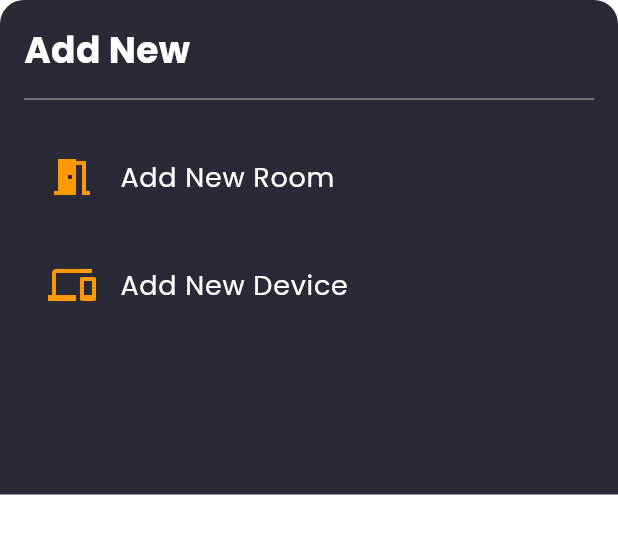
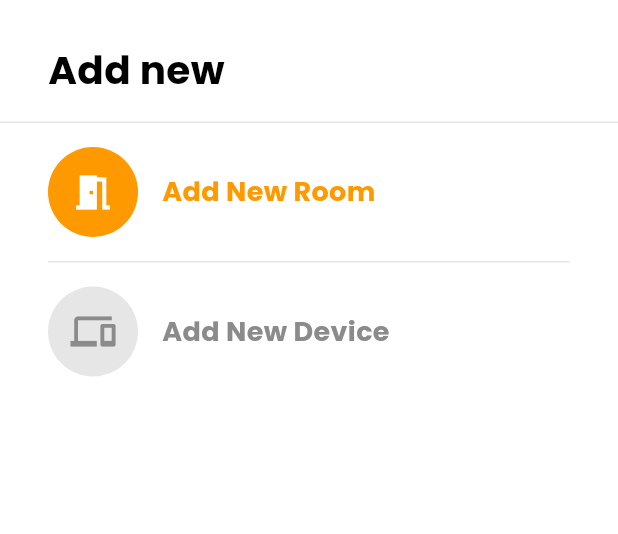
Before and after one commit to KempDewulf/envirosense-app, a Flutter app: the AddOptionsBottomSheet widget shown alone on an empty page, opened directly, on a phone screen of 412 x 824 dp. Shown: the top 534 px of the screen. Run offline on Flutter 3.47's test engine with Material 3 defaults, Android fonts, the phone set to English and light mode, and no system bars; our stand-ins replace firebase_auth, firebase_core, google_fonts, introduction_screen, shared_preferences; accounts and stored records are empty.

Commit message:
feat: update AddOptionsBottomSheet layout and styling, add light gray color

```diff
--- a/lib/colors/colors.dart
+++ b/lib/colors/colors.dart
@@ -9,4 +9,5 @@ class AppColors {
   static const Color blueColor = Color(0xFF307AFF);
   static const Color whiteColor = Color(0xFFFFFFFF);
   static const Color blackColor = Color(0xFF000000);
+  static const Color lightGrayColor = Color.fromARGB(255, 230, 230, 230);
 }
--- a/lib/widgets/add_options_bottom_sheet.dart
+++ b/lib/widgets/add_options_bottom_sheet.dart
@@ -7,69 +7,121 @@ class AddOptionsBottomSheet extends StatelessWidget {
   @override
   Widget build(BuildContext context) {
     return FractionallySizedBox(
-      heightFactor: 0.4,
+      heightFactor: 0.35,
       child: Container(
         decoration: const BoxDecoration(
-          color: AppColors.primaryColor,
-          borderRadius: BorderRadius.vertical(top: Radius.circular(16)),
+          color: Colors.white,
+          borderRadius: BorderRadius.vertical(top: Radius.circular(32)),
         ),
-        padding: const EdgeInsets.all(16.0),
         child: Column(
           crossAxisAlignment: CrossAxisAlignment.start,
           children: [
-            // Title
-            const Text(
-              'Add New',
+            // Title with padding
+            const Padding(
+              padding: EdgeInsets.only(top: 28.0, bottom: 16.0, left: 32),
+              child: Text(
+                'Add new',
                 style: TextStyle(
-                fontSize: 24,
+                  fontSize: 26,
                   fontWeight: FontWeight.bold,
-                color: AppColors.whiteColor,
+                  color: AppColors.blackColor,
                 ),
               ),
-            const SizedBox(height: 8),
-            // Separator Line
-            Divider(
-              color: AppColors.accentColor,
+            ),
+            // Divider without padding
+            const Divider(
+              color: AppColors.lightGrayColor,
               thickness: 1,
+              height: 1,
             ),
-            const SizedBox(height: 16),
             // Options
-            ListTile(
-              leading: Icon(
-                Icons.meeting_room,
-                color: AppColors.secondaryColor,
-                size: 32,
-              ),
-              title: const Text(
-                'Add New Room',
-                style: TextStyle(
-                  fontSize: 18,
-                  color: AppColors.whiteColor,
-                ),
-              ),
+            Expanded(
+              child: Column(
+                children: [
+                  // First Option
+                  InkWell(
                     onTap: () {
                       Navigator.pop(context);
                       Navigator.pushNamed(context, '/addRoom');
                     },
+                    child: Padding(
+                      padding: const EdgeInsets.symmetric(
+                          horizontal: 32.0, vertical: 16.0),
+                      child: Row(
+                        children: [
+                          Container(
+                            width: 60,
+                            height: 60,
+                            decoration: const BoxDecoration(
+                              color: AppColors.secondaryColor,
+                              shape: BoxShape.circle,
                             ),
-            const SizedBox(height: 16),
-            ListTile(
-              leading: Icon(
-                Icons.devices,
-                color: AppColors.secondaryColor,
-                size: 32,
+                            child: const Icon(
+                              Icons.meeting_room,
+                              color: Colors.white,
+                              size: 30,
                             ),
-              title: const Text(
-                'Add New Device',
+                          ),
+                          const SizedBox(width: 16),
+                          const Text(
+                            'Add New Room',
                             style: TextStyle(
                               fontSize: 18,
-                  color: AppColors.whiteColor,
+                              color: AppColors.secondaryColor,
+                              fontWeight: FontWeight.bold,
                             ),
                           ),
+                        ],
+                      ),
+                    ),
+                  ),
+                  // Divider with padding
+                  const Divider(
+                    color: AppColors.lightGrayColor,
+                    thickness: 1,
+                    indent: 32.0,
+                    endIndent: 32.0,
+                    height: 1,
+                  ),
+                  // Second Option
+                  InkWell(
                     onTap: () {
                       Navigator.pop(context);
                       Navigator.pushNamed(context, '/addDevice');
                     },
+                    child: Padding(
+                      padding: const EdgeInsets.symmetric(
+                          horizontal: 32.0, vertical: 16.0),
+                      child: Row(
+                        children: [
+                          Container(
+                            width: 60,
+                            height: 60,
+                            decoration: const BoxDecoration(
+                              color: AppColors.lightGrayColor,
+                              shape: BoxShape.circle,
+                            ),
+                            child: const Icon(
+                              Icons.devices,
+                              color: AppColors.accentColor,
+                              size: 30,
+                            ),
+                          ),
+                          const SizedBox(width: 16),
+                          const Text(
+                            'Add New Device',
+                            style: TextStyle(
+                              fontSize: 18,
+                              color: AppColors.accentColor,
+                              fontWeight: FontWeight.bold,
+                            ),
+                          ),
+                        ],
+                      ),
+                    ),
+                  ),
+                ],
+              ),
             ),
           ],
         ),
```
Also changed, not shown: lib/main.dart (line endings or trailing spaces). Lines whose indentation alone changed are shown as unchanged.
